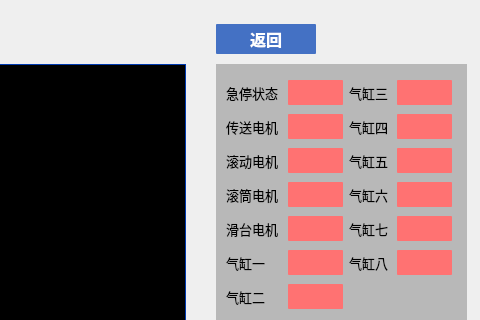
Old version of the form main_page/screencheck.ui in the repository jaueone/Magnetic; both pictures show x 534 to 1014 and y 0 to 320 of the 1014 by 524 pixel window.
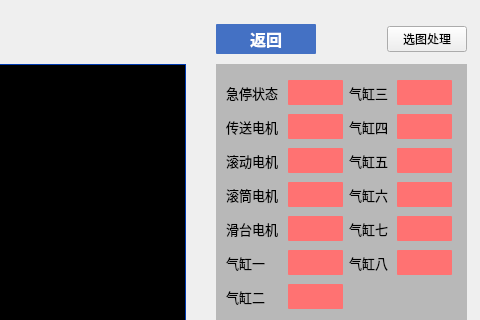
New version of the form.

Diff of the .ui file:
```diff
--- a/main_page/screencheck.ui
+++ b/main_page/screencheck.ui
@@ -1252,6 +1252,13 @@
         </property>
        </widget>
       </item>
+      <item>
+       <widget class="QPushButton" name="pushButton_9">
+        <property name="text">
+         <string>选图处理</string>
+        </property>
+       </widget>
+      </item>
      </layout>
     </item>
     <item row="1" column="0">
```
